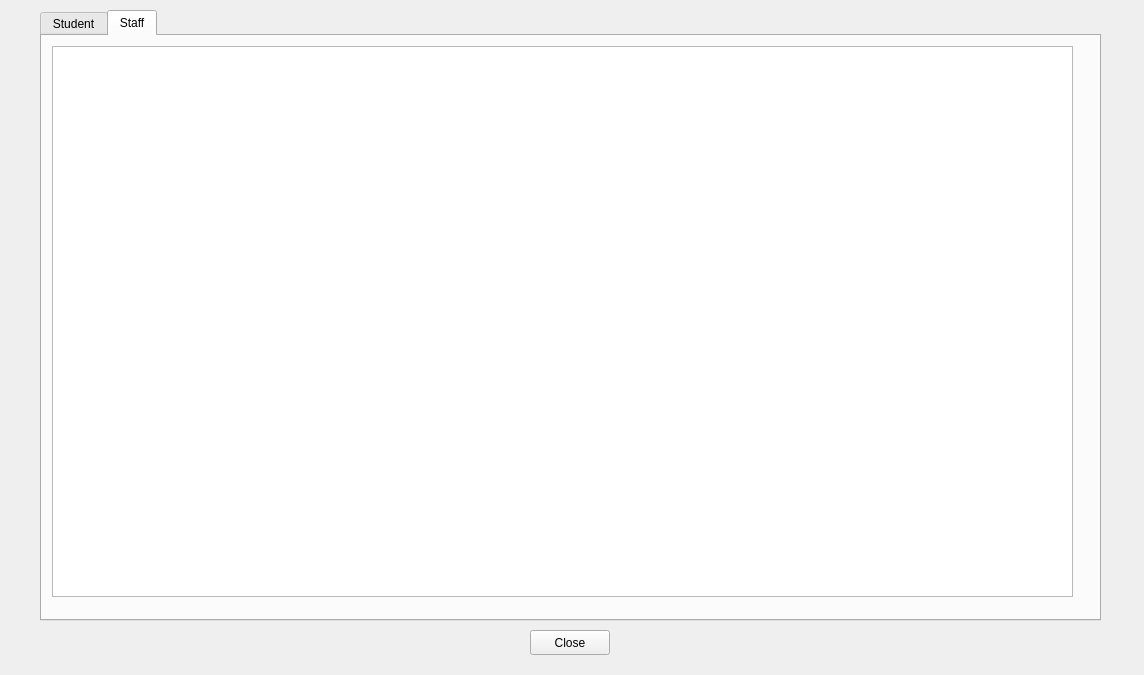
This is showcustomerdataoption.ui in CallmeTeddyBear/Canteen-Management-System as Qt 5 draws it before an edit. The edited form follows.
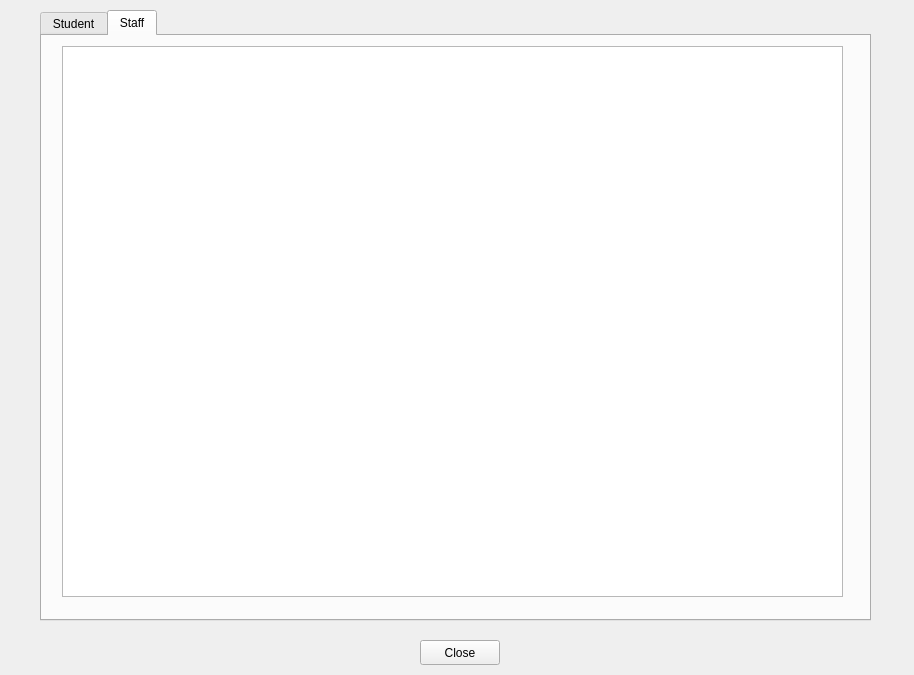
This is the edited form. The open tabs and pages were chosen to show the change.

The edit to the form file:
```diff
--- a/showcustomerdataoption.ui
+++ b/showcustomerdataoption.ui
@@ -6,7 +6,7 @@
    <rect>
     <x>0</x>
     <y>0</y>
-    <width>1144</width>
+    <width>914</width>
     <height>675</height>
    </rect>
   </property>
@@ -19,8 +19,8 @@
   <widget class="QPushButton" name="pushButton_close">
    <property name="geometry">
     <rect>
-     <x>530</x>
-     <y>630</y>
+     <x>420</x>
+     <y>640</y>
      <width>80</width>
      <height>25</height>
     </rect>
@@ -37,7 +37,7 @@
     <rect>
      <x>40</x>
      <y>10</y>
-     <width>1061</width>
+     <width>831</width>
      <height>611</height>
     </rect>
    </property>
@@ -75,9 +75,9 @@
     <widget class="QTableView" name="tableView_2">
      <property name="geometry">
       <rect>
-       <x>10</x>
+       <x>20</x>
        <y>10</y>
-       <width>1021</width>
+       <width>781</width>
        <height>551</height>
       </rect>
      </property>
```
Left out of the diff: 4 changed lines with no effect on the pictures.
